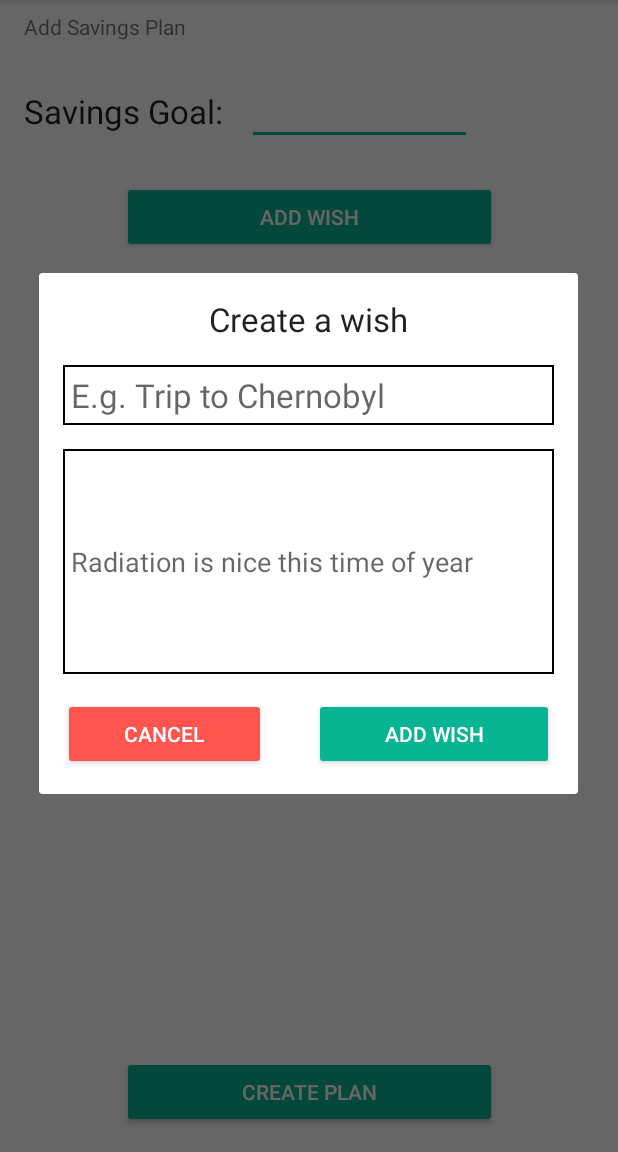
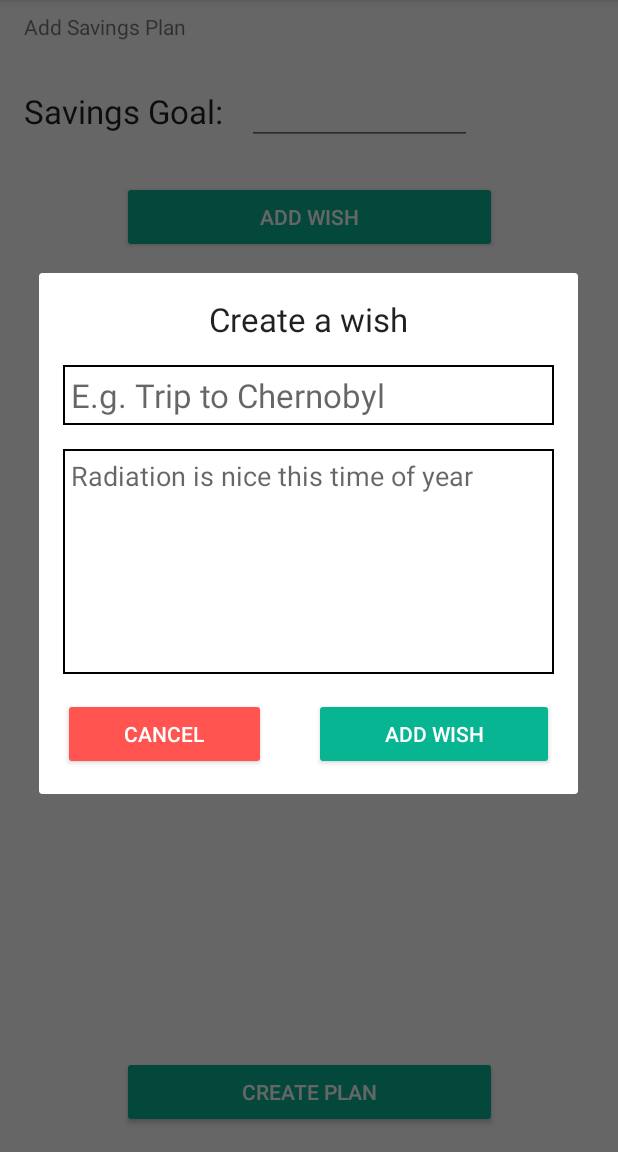
Before and after one commit to HmirceaD/PlanUp, an Android app: the CreatePlanSavings screen opened directly, with no data from a screen before it, after a tap on "ADD WISH", on a phone screen of 412 x 824 dp, the part 84-1236 px from its top. Run offline under Robolectric (Android 15) with nearby library versions, the phone set to English and light mode, and no system bars.

Commit message:
added ui features, close the keyboard and save options in expenses and rest added wish alert dialog, still need changes for the ui

```diff
--- a/app/src/main/java/com/example/mircea/moneymanager/Activities/CreatePlanSavings.java
+++ b/app/src/main/java/com/example/mircea/moneymanager/Activities/CreatePlanSavings.java
@@ -2,23 +2,48 @@ package com.example.mircea.moneymanager.Activities;
 
 import android.app.AlertDialog;
 import android.app.Dialog;
+import android.content.Context;
 import android.content.Intent;
 import android.graphics.Rect;
+import android.support.constraint.ConstraintLayout;
 import android.support.v7.app.AppCompatActivity;
 import android.os.Bundle;
 import android.util.DisplayMetrics;
+import android.util.Log;
 import android.view.LayoutInflater;
 import android.view.View;
 import android.view.Window;
 import android.view.WindowManager;
+import android.view.inputmethod.InputMethodManager;
 import android.widget.Button;
+import android.widget.ExpandableListView;
+import android.widget.TextView;
+import android.widget.Toast;
 
+import com.example.mircea.moneymanager.Adapters.ExpandableWishListAdapter;
+import com.example.mircea.moneymanager.Listeners.HideKeyboardListener;
 import com.example.mircea.moneymanager.R;
+import com.example.mircea.moneymanager.Raw.Wish;
+
+import java.util.ArrayList;
+import java.util.HashMap;
+import java.util.List;
 
 public class CreatePlanSavings extends AppCompatActivity {
 
+    //Adapters
+    private ExpandableWishListAdapter expandableWishListAdapter;
+
+    //Wish
+    private ArrayList<Wish> wishList;
+    private ArrayList<String> wishHeader;
+    private HashMap<String, List<String>> mapDataChild;
+
+    //Ui
     private Button goToMainActivityButton;
     private Button savingsAddWishButton;
+    private ExpandableListView expandableListView;
+    private ConstraintLayout createSavingsLayout;
 
     @Override
     protected void onCreate(Bundle savedInstanceState) {
@@ -30,6 +55,14 @@ public class CreatePlanSavings extends AppCompatActivity {
 
     private void setupUi() {
 
+        this.getWindow().setSoftInputMode(WindowManager.LayoutParams.SOFT_INPUT_STATE_ALWAYS_HIDDEN);
+
+        createSavingsLayout = findViewById(R.id.create_savings_layout);
+        new HideKeyboardListener(createSavingsLayout, getApplicationContext());
+
+        expandableListView = findViewById(R.id.wishExpandableListView);
+        initWishList();
+
         savingsAddWishButton = findViewById(R.id.savingsAddWishButton);
 
         savingsAddWishButton.setOnClickListener((View v)-> wishDialog());
@@ -38,30 +71,80 @@ public class CreatePlanSavings extends AppCompatActivity {
         goToMainActivityButton.setOnClickListener((View v) -> goToMainActivity());
     }
 
+    private void initWishList() {
+
+        wishList = new ArrayList<>();
+        wishHeader = new ArrayList<>();
+        mapDataChild = new HashMap<>();
+
+        expandableWishListAdapter = new ExpandableWishListAdapter(this, wishHeader, mapDataChild);
+        expandableListView.setAdapter(expandableWishListAdapter);
+    }
+
     private void wishDialog() {
 
-        //DisplayMetrics metrics = getResources().getDisplayMetrics();
-        //int width = metrics.widthPixels;
-        //int height = metrics.heightPixels;
+        /**Sets the dialog wish up**/
+        //===== <StackOverflow>
+        Rect displayRectangle = new Rect();
 
-        Rect displayRectangle = new Rect();
         Window window = this.getWindow();
         window.getDecorView().getWindowVisibleDisplayFrame(displayRectangle);
+
         LayoutInflater inflater = LayoutInflater.from(this);
         View builderView = inflater.inflate(R.layout.wish_alert_dialog, null);
+
         builderView.setMinimumWidth((int) (displayRectangle.width() * 0.9f));
         builderView.setMinimumHeight((int) (displayRectangle.height() * 0.9f));
+
         AlertDialog.Builder builder = new AlertDialog.Builder(this);
         builder.setView(builderView);
+
         AlertDialog alert = builder.create();
+
         alert.show();
+        setAlertListeners(alert);
+        //===== </StackOverflow>
 
-        /*final Dialog dialog = new Dialog(getApplicationContext(), android.R.style.Theme_Light);
-        //dialog.getWindow().setLayout((6 * width)/7, (4 * height)/5);
-        //dialog.getWindow().setType(WindowManager.LayoutParams.TYPE_TOAST);
-        dialog.requestWindowFeature(Window.FEATURE_NO_TITLE);
-        dialog.setContentView(R.layout.wish_alert_dialog);
-        dialog.show();*/
+    }
+
+    private void setAlertListeners(AlertDialog alert) {
+        //wish name
+        TextView nameText = alert.findViewById(R.id.wishNameEditText);
+        //Wish description
+        TextView descText = alert.findViewById(R.id.wishDescriptionEditText);
+
+        //Add Button
+        alert.findViewById(R.id.wishAddButton).setOnClickListener((View v)-> {
+            addButtonDialogListener(alert, nameText, descText);
+        });
+        //Cancel Button
+        alert.findViewById(R.id.wishCancelButton).setOnClickListener((View v)-> alert.cancel());
+
+    }
+
+    private void addButtonDialogListener(AlertDialog alert, TextView nameText, TextView descText) {
+
+        if(!nameText.getText().toString().equals("")){
+            /**Adds a new wish from the dialog**/
+            wishList.add(new Wish(nameText.getText().toString(), descText.getText().toString()));
+            wishHeader.add(nameText.getText().toString());
+            //TODO this kinda retarded cuz we dont need the hashmap value to be a list but a string so get on that boi
+            List<String> auxChild = new ArrayList<>();
+            auxChild.add(descText.getText().toString());
+
+            mapDataChild.put(nameText.getText().toString(), auxChild);
+            expandableWishListAdapter.notifyDataSetChanged();
+
+            View v = getCurrentFocus();
+            InputMethodManager imm = (InputMethodManager)getApplication().getSystemService(Context.INPUT_METHOD_SERVICE);
+            imm.hideSoftInputFromWindow(v.getWindowToken(), 0);
+
+            alert.cancel();
+
+        }else{
+
+            Toast.makeText(getApplicationContext(), "Wish must have a name", Toast.LENGTH_SHORT).show();
+        }
     }
 
     private void goToMainActivity() {
--- /dev/null
+++ b/app/src/main/java/com/example/mircea/moneymanager/Adapters/ExpandableWishListAdapter.java
@@ -0,0 +1,113 @@
+package com.example.mircea.moneymanager.Adapters;
+
+import android.content.Context;
+import android.graphics.Typeface;
+import android.view.LayoutInflater;
+import android.view.View;
+import android.view.ViewGroup;
+import android.widget.BaseExpandableListAdapter;
+import android.widget.ExpandableListView;
+import android.widget.TextView;
+
+import com.example.mircea.moneymanager.R;
+
+import java.util.ArrayList;
+import java.util.HashMap;
+import java.util.List;
+
+
+public class ExpandableWishListAdapter extends BaseExpandableListAdapter {
+
+    private Context mContext;
+    private ArrayList<String> wishHeaders;
+    private HashMap<String, List<String>> wishDescription;
+
+    public ExpandableWishListAdapter(Context mContext, ArrayList<String> wishHeaders,
+                                     HashMap<String, List<String>> wishDescription){
+        this.mContext = mContext;
+        this.wishHeaders = wishHeaders;
+        this.wishDescription = wishDescription;
+    }
+
+    @Override
+    public View getGroupView(int groupPosition, boolean isExpanded,
+                             View convertView, ViewGroup parent) {
+
+        String headerTitle = (String) getGroup(groupPosition);
+
+        if (convertView == null) {
+            LayoutInflater inflaInflater = (LayoutInflater) this.mContext
+                    .getSystemService(Context.LAYOUT_INFLATER_SERVICE);
+            convertView = inflaInflater.inflate(R.layout.wish_item_header, null);
+        }
+
+        TextView lblListHeader = convertView
+                .findViewById(R.id.list_header_name);
+
+        //lblListHeader.setTypeface(null, Typeface.BOLD);
+        lblListHeader.setText(headerTitle);
+
+        return convertView;
+    }
+
+    @Override
+    public View getChildView(int groupPosition, final int childPosition,
+                             boolean isLastChild, View convertView, ViewGroup parent) {
+
+        final String childText = (String) getChild(groupPosition, childPosition);
+
+        if (convertView == null) {
+            LayoutInflater infalInflater = (LayoutInflater) this.mContext
+                    .getSystemService(Context.LAYOUT_INFLATER_SERVICE);
+            convertView = infalInflater.inflate(R.layout.wish_item_description, null);
+        }
+
+        TextView descChild = convertView
+                .findViewById(R.id.item_content_desc);
+
+        descChild.setText(childText);
+        return convertView;
+
+    }
+
+    @Override
+    public int getGroupCount() {
+        return this.wishHeaders.size();
+    }
+
+    @Override
+    public int getChildrenCount(int groupPosition) {
+        return this.wishDescription.get(this.wishHeaders.get(groupPosition)).size();
+    }
+
+    @Override
+    public Object getGroup(int groupPosition) {
+        return this.wishHeaders.get(groupPosition);
+    }
+
+    @Override
+    public Object getChild(int groupPosition, int childPosition) {
+
+        return this.wishDescription.get(this.wishHeaders.get(groupPosition)).get(childPosition);
+    }
+
+    @Override
+    public long getGroupId(int groupPosition) {
+        return groupPosition;
+    }
+
+    @Override
+    public long getChildId(int groupPosition, int childPosition) {
+        return childPosition;
+    }
+
+    @Override
+    public boolean hasStableIds() {
+        return false;
+    }
+
+    @Override
+    public boolean isChildSelectable(int i, int i1) {
+        return true;
+    }
+}
--- /dev/null
+++ b/app/src/main/java/com/example/mircea/moneymanager/Listeners/HideKeyboardListener.java
@@ -0,0 +1,59 @@
+package com.example.mircea.moneymanager.Listeners;
+
+
+import android.content.Context;
+import android.support.constraint.ConstraintLayout;
+import android.text.Layout;
+import android.view.MotionEvent;
+import android.view.View;
+import android.view.inputmethod.InputMethodManager;
+import android.widget.EditText;
+
+import com.example.mircea.moneymanager.Activities.CreatePlanActivity;
+
+public class HideKeyboardListener {
+
+    private ConstraintLayout layout;
+    private Context mContext;
+
+    public HideKeyboardListener(ConstraintLayout layout, Context mContext){
+
+        this.layout = layout;
+        this.mContext = mContext;
+
+        hideKeyboard(layout);
+    }
+
+    private void hideKeyboard(ConstraintLayout createPlanLayout) {
+
+        final int childView = createPlanLayout.getChildCount();
+
+        createPlanLayout.setOnTouchListener(new KeyboardCloser());
+
+        for(int i = 0; i < childView; i++){
+
+            View view = createPlanLayout.getChildAt(i);
+
+            if(!(view instanceof EditText)){
+
+                view.setOnTouchListener(new KeyboardCloser());
+            }
+        }
+    }
+
+    private void hideOnView(View v) {
+
+        InputMethodManager imm = (InputMethodManager)mContext.getSystemService(Context.INPUT_METHOD_SERVICE);
+        imm.hideSoftInputFromWindow(v.getWindowToken(), 0);
+    }
+
+    private class KeyboardCloser implements View.OnTouchListener {
+
+        @Override
+        public boolean onTouch(View view, MotionEvent motionEvent) {
+
+            hideOnView(view);
+            return false;
+        }
+    }
+}
--- a/app/src/main/res/layout/activity_create_plan_savings.xml
+++ b/app/src/main/res/layout/activity_create_plan_savings.xml
@@ -2,10 +2,17 @@
 <android.support.constraint.ConstraintLayout xmlns:android="http://schemas.android.com/apk/res/android"
     xmlns:app="http://schemas.android.com/apk/res-auto"
     xmlns:tools="http://schemas.android.com/tools"
+    android:id="@+id/create_savings_layout"
     android:layout_width="match_parent"
     android:layout_height="match_parent"
     android:background="#FFF"
     tools:context="com.example.mircea.moneymanager.Activities.CreatePlanSavings">
+
+    <LinearLayout
+        android:layout_width="0px"
+        android:layout_height="0px"
+        android:focusable="true"
+        android:focusableInTouchMode="true" />
 
     <Button
         android:id="@+id/goToMainActivityButton"
@@ -81,4 +88,21 @@
         app:layout_constraintEnd_toEndOf="@+id/savingsAddWishButton"
         app:layout_constraintStart_toStartOf="@+id/savingsAddWishButton"
         app:layout_constraintTop_toBottomOf="@+id/savingsAddWishButton" />
+
+    <ExpandableListView
+        android:id="@+id/wishExpandableListView"
+        android:layout_width="0dp"
+        android:layout_height="0dp"
+        android:layout_marginBottom="16dp"
+        android:layout_marginEnd="16dp"
+        android:layout_marginStart="16dp"
+        android:layout_marginTop="16dp"
+        app:layout_constraintBottom_toTopOf="@+id/goToMainActivityButton"
+        app:layout_constraintEnd_toEndOf="parent"
+        app:layout_constraintStart_toStartOf="parent"
+        app:layout_constraintTop_toBottomOf="@+id/currentWishTextView"
+        app:layout_constraintVertical_bias="1.0" />
+
+
+
 </android.support.constraint.ConstraintLayout>
--- a/app/src/main/res/layout/content_main.xml
+++ b/app/src/main/res/layout/content_main.xml
@@ -9,6 +9,7 @@
     tools:showIn="@layout/app_bar_main">
 
     <android.support.design.widget.TabLayout
+        android:layout_marginTop="?attr/actionBarSize"
         android:id="@+id/pagerTabs"
         android:layout_width="match_parent"
         android:layout_height="wrap_content"
--- a/app/src/main/res/layout/wish_alert_dialog.xml
+++ b/app/src/main/res/layout/wish_alert_dialog.xml
@@ -40,6 +40,10 @@
 
     <EditText
         android:id="@+id/wishDescriptionEditText"
+        android:lines="8"
+        android:minLines="6"
+        android:gravity="top|left"
+        android:maxLines="10"
         android:layout_width="0dp"
         android:layout_height="150dp"
         android:layout_marginBottom="16dp"
@@ -50,7 +54,9 @@
         android:ems="10"
         android:hint="@string/ex_wish_desc"
         android:inputType="textPersonName"
+        android:maxLength="40"
         android:padding="5dp"
+        android:scrollbars="vertical"
         app:layout_constraintBottom_toBottomOf="parent"
         app:layout_constraintEnd_toEndOf="parent"
         app:layout_constraintStart_toStartOf="parent"
@@ -66,6 +72,7 @@
         android:layout_marginStart="16dp"
         android:layout_marginTop="16dp"
         android:backgroundTint="@color/colorAccent"
+        android:inputType="textMultiLine"
         android:text="@string/add_wish"
         android:textColor="#FFF"
         app:layout_constraintBottom_toBottomOf="parent"
```
Also changed, not shown: app/src/main/java/com/example/mircea/moneymanager/Activities/CreatePlanActivity.java (+14 -3 lines), app/src/main/java/com/example/mircea/moneymanager/Adapters/ExpenseListAdapter.java (+43 -35 lines), app/src/main/java/com/example/mircea/moneymanager/Raw/Wish.java (added, +25 -0 lines), app/src/main/res/layout/activity_create_plan.xml (+10 -1 lines), app/src/main/res/layout/expense_list_item.xml (+6 -4 lines), app/src/main/res/layout/wish_item_description.xml (added, +26 -0 lines), app/src/main/res/layout/wish_item_header.xml (added, +37 -0 lines), app/src/main/res/drawable-v24/list_bullet.png (added).
